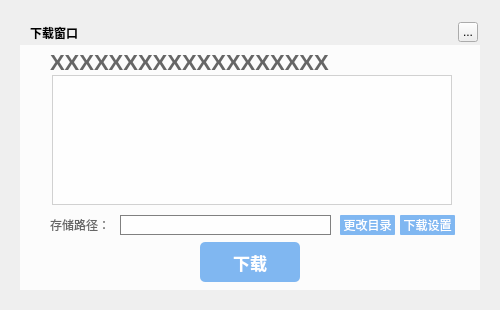
Before: the Qt Designer form musicUi/musicWidget/musicdownloadwidget.ui in Greedysky/TTKMusicPlayer, drawn with Qt 5.
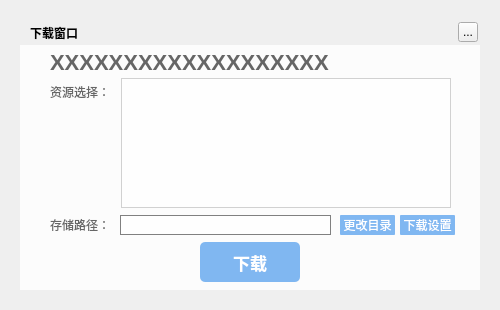
After: the same form once the commit is applied. Custom widgets are drawn as their Qt base class.

Patch:
```diff
--- a/musicUi/musicWidget/musicdownloadwidget.ui
+++ b/musicUi/musicWidget/musicdownloadwidget.ui
@@ -179,13 +179,26 @@
    <widget class="MusicDownloadTableWidget" name="viewArea">
     <property name="geometry">
      <rect>
-      <x>32</x>
-      <y>30</y>
-      <width>400</width>
+      <x>101</x>
+      <y>33</y>
+      <width>330</width>
       <height>130</height>
      </rect>
     </property>
    </widget>
+   <widget class="QLabel" name="label1">
+    <property name="geometry">
+     <rect>
+      <x>30</x>
+      <y>37</y>
+      <width>60</width>
+      <height>20</height>
+     </rect>
+    </property>
+    <property name="text">
+     <string>资源选择：</string>
+    </property>
+   </widget>
    <zorder>label2</zorder>
    <zorder>downloadName</zorder>
    <zorder>downloadPathEdit</zorder>
```
Left out of the diff: 1 changed line with no effect on the pictures.
